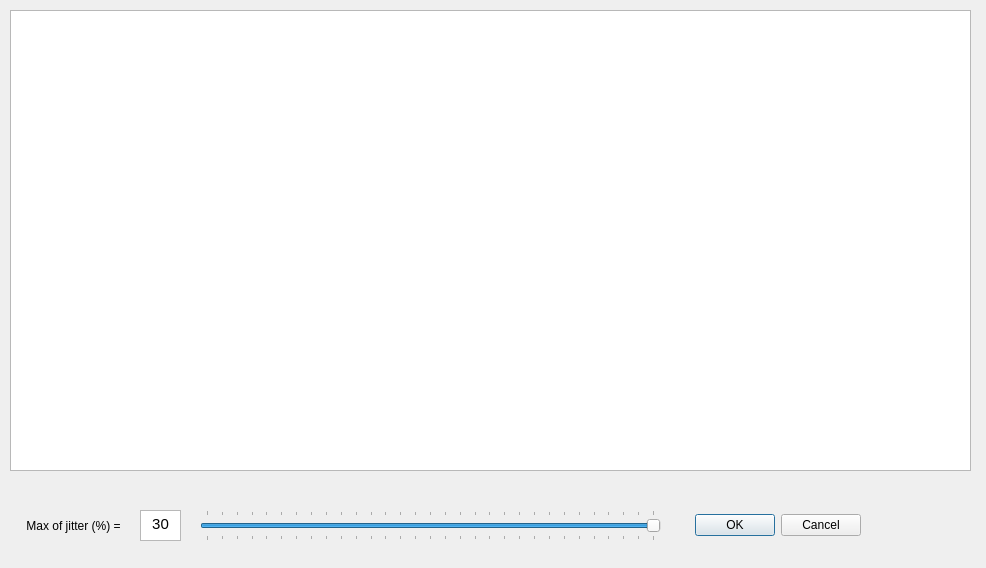
nguyenvantin971996/SDNLoadBalancer, file SNet-master/tablemetric.ui: the form before one commit.
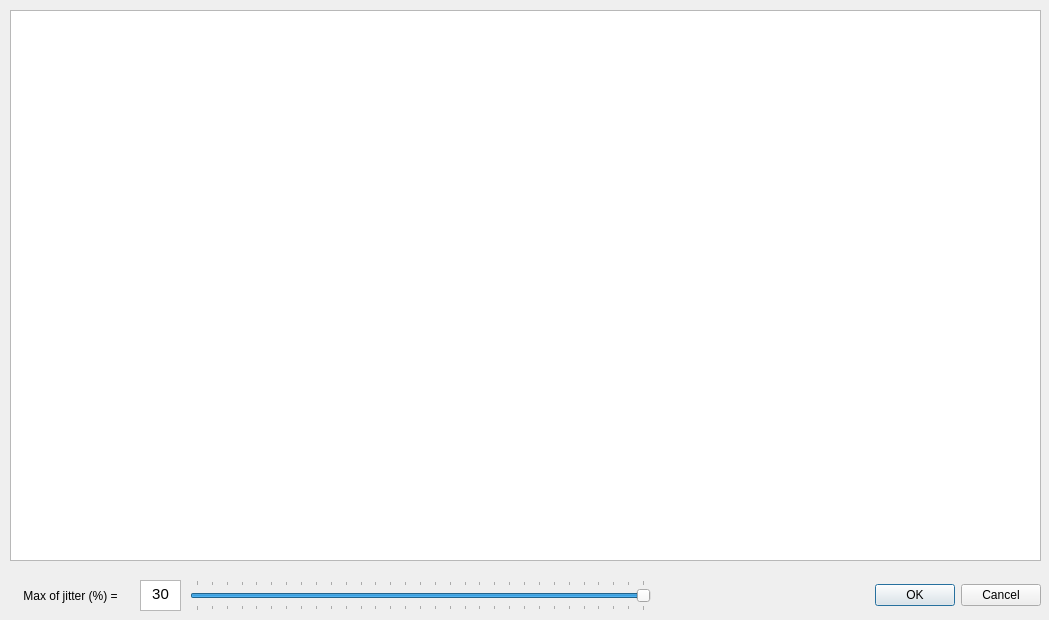
The form after the commit.

Patch:
```diff
--- a/SNet-master/tablemetric.ui
+++ b/SNet-master/tablemetric.ui
@@ -6,8 +6,8 @@
    <rect>
     <x>0</x>
     <y>0</y>
-    <width>986</width>
-    <height>568</height>
+    <width>1049</width>
+    <height>620</height>
    </rect>
   </property>
   <property name="windowTitle">
@@ -18,8 +18,8 @@
     <rect>
      <x>10</x>
      <y>10</y>
-     <width>961</width>
-     <height>461</height>
+     <width>1031</width>
+     <height>551</height>
     </rect>
    </property>
   </widget>
@@ -30,7 +30,7 @@
    <property name="geometry">
     <rect>
      <x>140</x>
-     <y>510</y>
+     <y>580</y>
      <width>41</width>
      <height>31</height>
     </rect>
@@ -52,8 +52,8 @@
   <widget class="QDialogButtonBox" name="buttonBox">
    <property name="geometry">
     <rect>
-     <x>690</x>
-     <y>510</y>
+     <x>870</x>
+     <y>580</y>
      <width>171</width>
      <height>31</height>
     </rect>
@@ -68,8 +68,8 @@
   <widget class="QSlider" name="horizontalSlider">
    <property name="geometry">
     <rect>
-     <x>200</x>
-     <y>510</y>
+     <x>190</x>
+     <y>580</y>
      <width>461</width>
      <height>31</height>
     </rect>
@@ -99,8 +99,8 @@
   <widget class="QLabel" name="label">
    <property name="geometry">
     <rect>
-     <x>13</x>
-     <y>510</y>
+     <x>10</x>
+     <y>580</y>
      <width>121</width>
      <height>31</height>
     </rect>
```
